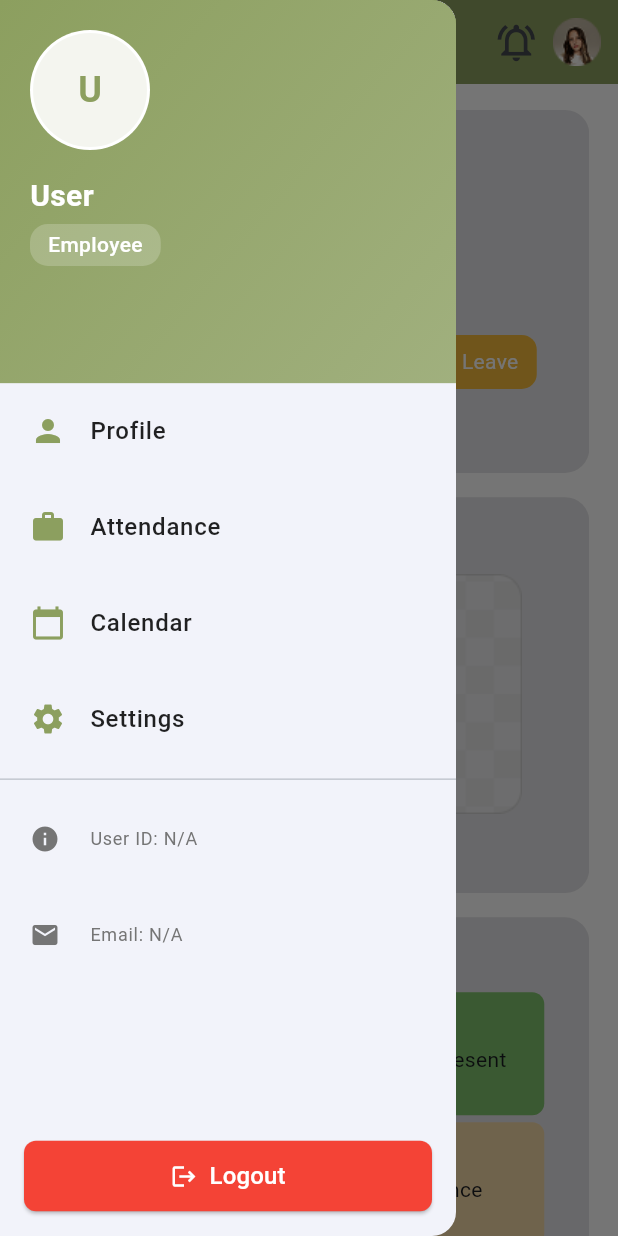
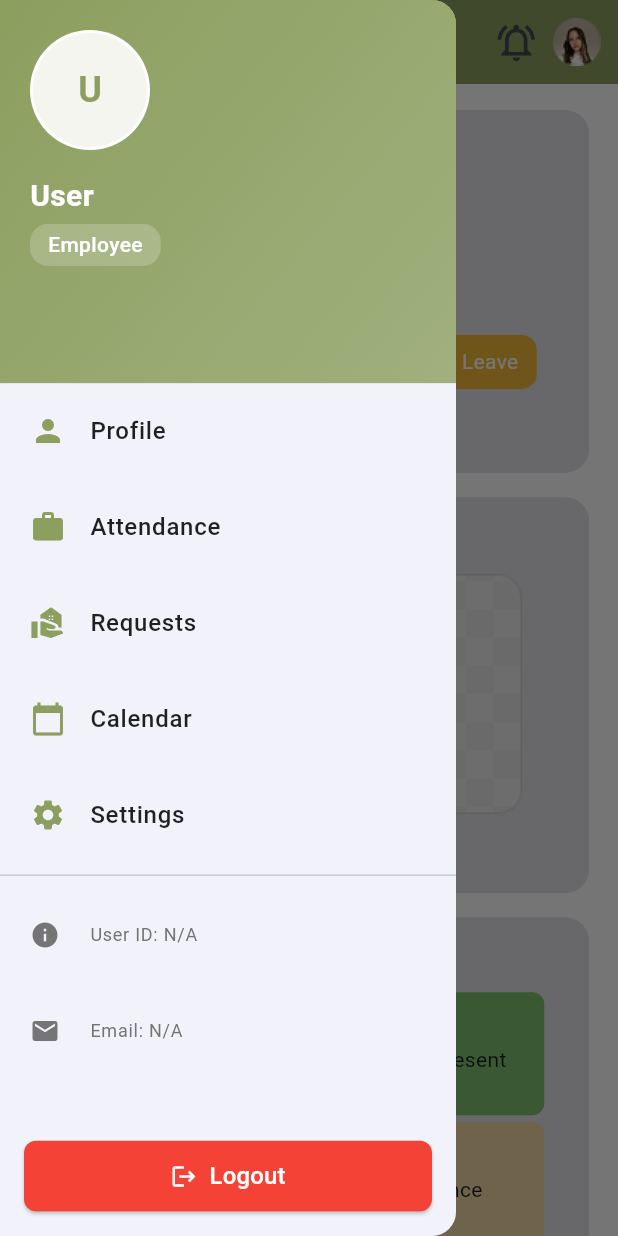
Before and after one commit to He9sham/Hodorak, a Flutter app: the UserHomeScreen screen opened by its route, with the side drawer open, on a phone screen of 412 x 824 dp. Run offline on Flutter 3.47's test engine with Material 3 defaults, Android fonts, the phone set to English and light mode, and no system bars; our stand-ins replace animated_splash_screen, flutter_riverpod, flutter_screenutil, font_awesome_flutter, google_fonts, page_transition and 1 more; missing offline and left inert: odoo_rpc; accounts and stored records are empty.

Commit message:
Update routing logic to replace HomeScreen with UserHomeScreen for non-admin users, ensuring proper navigation based on user roles. Refactor related components in AuthStateManager, LoginNotifier, and AppRouter to maintain consistency across the application. Enhance drawer functionality by adding a new 'Requests' item for better user interaction.

```diff
--- a/lib/core/providers/auth_state_manager.dart
+++ b/lib/core/providers/auth_state_manager.dart
@@ -88,7 +88,7 @@ class AuthStateManager extends StateNotifier<AuthState> {
     }
 
     if (state.isAuthenticated) {
-      return state.isAdmin ? Routes.adminHomeScreen : Routes.homeScreen;
+      return state.isAdmin ? Routes.adminHomeScreen : Routes.userHomeScreen;
     }
 
     return Routes.loginScreen;
--- a/lib/core/providers/login_notifier.dart
+++ b/lib/core/providers/login_notifier.dart
@@ -52,7 +52,7 @@ class LoginNotifier extends StateNotifier<UserSession> {
         isLoading: false,
       );
       // Return different routes based on user role
-      return isAdmin ? Routes.adminHomeScreen : Routes.homeScreen;
+      return isAdmin ? Routes.adminHomeScreen : Routes.userHomeScreen;
     } catch (e) {
       state = state.copyWith(isLoading: false, error: e.toString());
       rethrow; // Rethrow so UI try-catch can handle it
--- a/lib/core/utils/app_router.dart
+++ b/lib/core/utils/app_router.dart
@@ -2,10 +2,8 @@ import 'package:flutter/material.dart';
 import 'package:hodorak/core/utils/routes.dart';
 import 'package:hodorak/features/auth/views/login_screen.dart';
 import 'package:hodorak/features/auth/views/sign_up_screen.dart';
+import 'package:hodorak/features/home/views/admin_home_screen.dart';
 import 'package:hodorak/features/home/views/user_home_screen.dart';
-import 'package:hodorak/admin_dashboard_screen.dart';
-import 'package:hodorak/features/home/views/admin_home_screen.dart';
-import 'package:hodorak/user_dashboard_screen.dart';
 import 'package:hodorak/features/splash_screen/view/splash_screen.dart';
 
 class AppRouter {
@@ -24,14 +22,10 @@ class AppRouter {
         return MaterialPageRoute(builder: (_) => const SignUpScreen());
       case Routes.loginScreen:
         return MaterialPageRoute(builder: (_) => const LoginScreen());
-      case Routes.homeScreen:
+      case Routes.userHomeScreen:
         return MaterialPageRoute(builder: (_) => const UserHomeScreen());
       case Routes.adminHomeScreen:
         return MaterialPageRoute(builder: (_) => const AdminHomeScreen());
-      case Routes.adminDashboard:
-        return MaterialPageRoute(builder: (_) => const AdminDashboardScreen());
-      case Routes.userDashboard:
-        return MaterialPageRoute(builder: (_) => const UserDashboardScreen());
       default:
         return null;
     }
--- a/lib/core/utils/routes.dart
+++ b/lib/core/utils/routes.dart
@@ -1,10 +1,9 @@
 class Routes {
   static const String splashScreen = '/splashScreen';
-  static const String onBoardingScreen = '/onBoardingScreen';
+  // static const String onBoardingScreen = '/onBoardingScreen';
   static const String signupScreen = '/signupScreen';
   static const String loginScreen = '/loginScreen';
-  static const String homeScreen = '/homeScreen';
+  static const String userHomeScreen = '/userHomeScreen';
   static const String adminHomeScreen = '/adminhomeScreen';
-  static const String adminDashboard = '/admin-dashboard';
-  static const String userDashboard = '/user-dashboard';
+  static const String attendance = '/attendance';
 }
--- a/lib/features/auth/views/login_screen.dart
+++ b/lib/features/auth/views/login_screen.dart
@@ -58,7 +58,7 @@ class _LoginScreenState extends ConsumerState<LoginScreen> {
         final authState = ref.read(authStateManagerProvider);
         final route = authState.isAdmin
             ? Routes.adminHomeScreen
-            : Routes.homeScreen;
+            : Routes.userHomeScreen;
         context.pushReplacementNamed(route);
       }
     } catch (e) {
--- a/lib/features/home/views/widgets/build_drawer.dart
+++ b/lib/features/home/views/widgets/build_drawer.dart
@@ -90,13 +90,22 @@ Widget buildDrawer(BuildContext context, AuthState authState, WidgetRef ref) {
                 icon: Icons.person,
                 title: 'Profile',
                 onTap: () {
-                  Navigator.pop(context);
+                  context.pop();
+                  // context.pushNamed(Routes.attendance);
                   // Navigate to profile screen
                 },
               ),
               _buildDrawerItem(
                 icon: Icons.work,
                 title: 'Attendance',
+                onTap: () {
+                  Navigator.pop(context);
+                  // Navigate to attendance screen
+                },
+              ),
+              _buildDrawerItem(
+                icon: Icons.real_estate_agent,
+                title: 'Requests',
                 onTap: () {
                   Navigator.pop(context);
                   // Navigate to attendance screen
```
Also changed, not shown: lib/features/home/views/widgets/build_item_cart.dart (+9 -2 lines).
